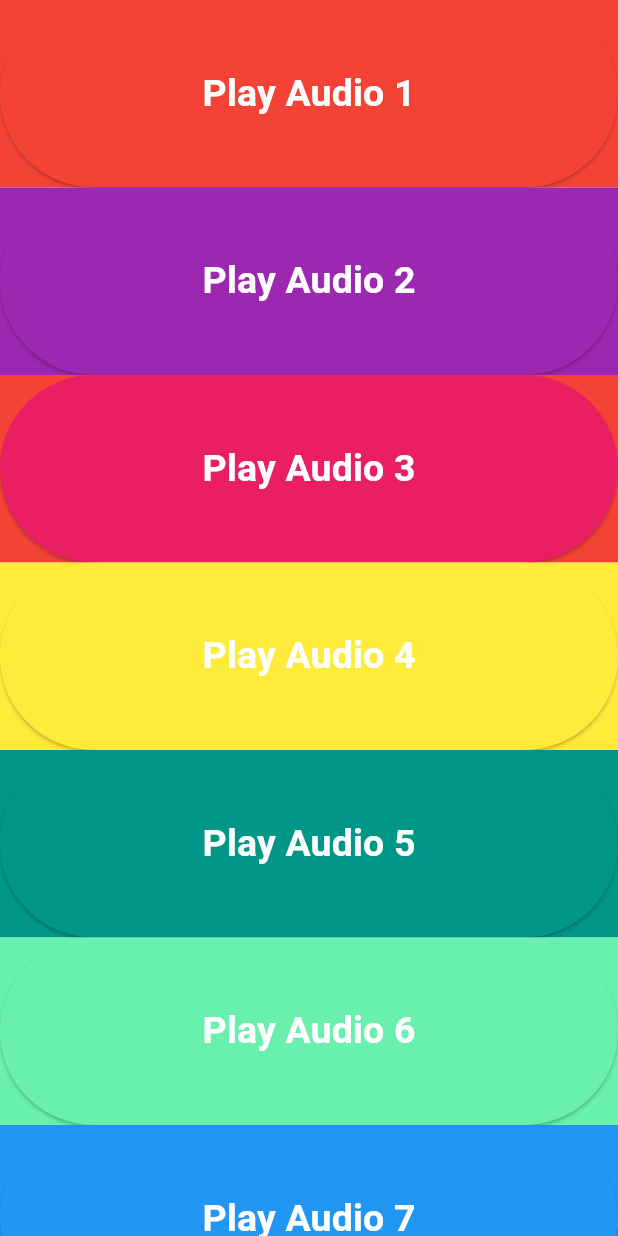
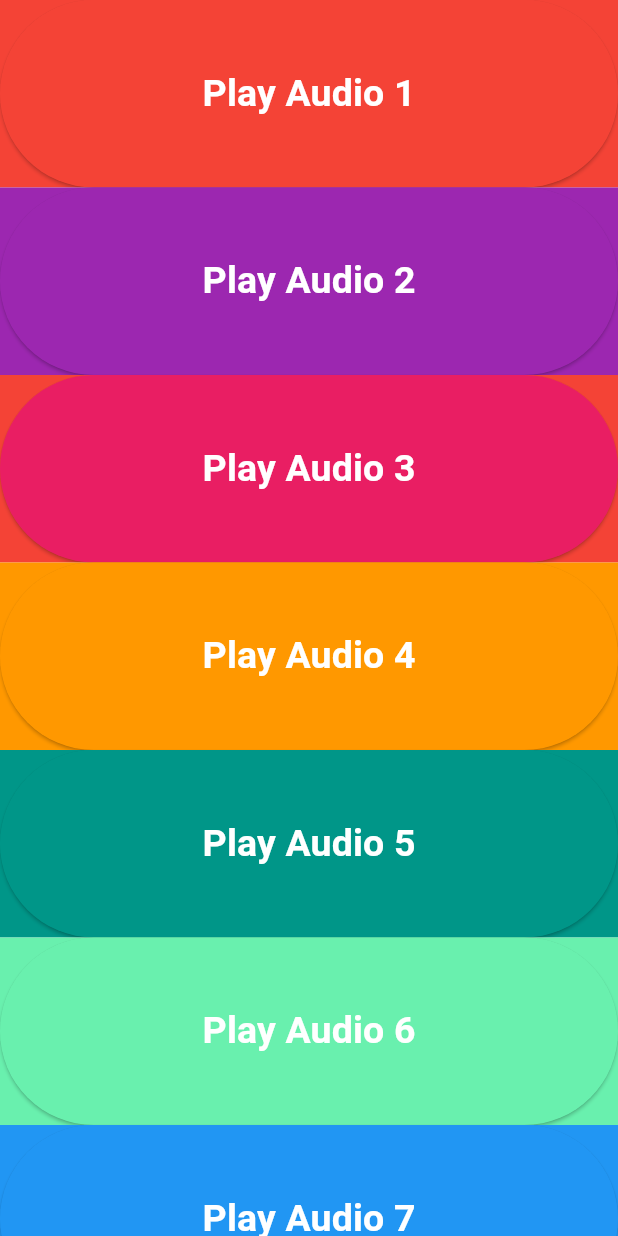
Before and after one commit to Shayanzahid227/simple-Dice-Game, a Flutter app: the screen it shows after launch, on a phone screen of 412 x 824 dp. Run offline on Flutter 3.47's test engine with Material 3 defaults, Android fonts, the phone set to English and light mode, and no system bars; our stand-ins replace audioplayers.

Commit message:
simple piano complete

```diff
--- a/lib/Xylaphone/xylaphone.dart
+++ b/lib/Xylaphone/xylaphone.dart
@@ -45,11 +45,11 @@ class Xylophone extends StatelessWidget {
           Container(
             width: double.infinity,
             height: 125,
-            color: Colors.yellow,
+            color: Colors.orange,
             child: musicButton(
               path: AppAssets().note4,
               title: 'Play Audio 4',
-              color: Colors.yellow,
+              color: Colors.orange,
             ),
           ),
           Container(
```
